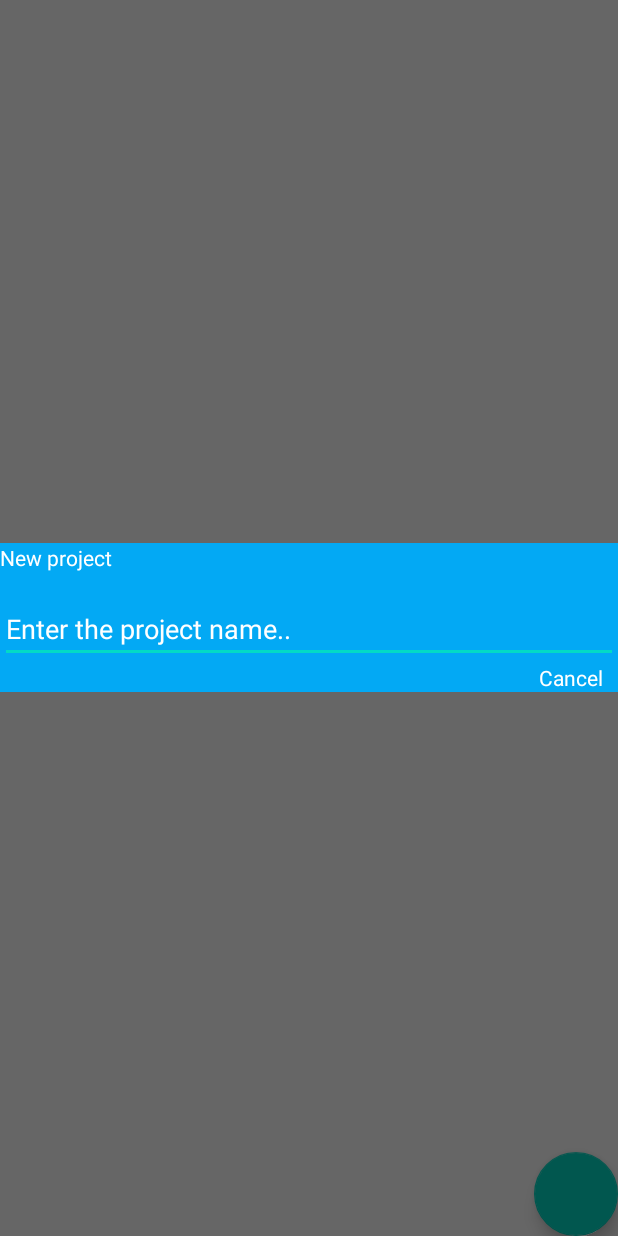
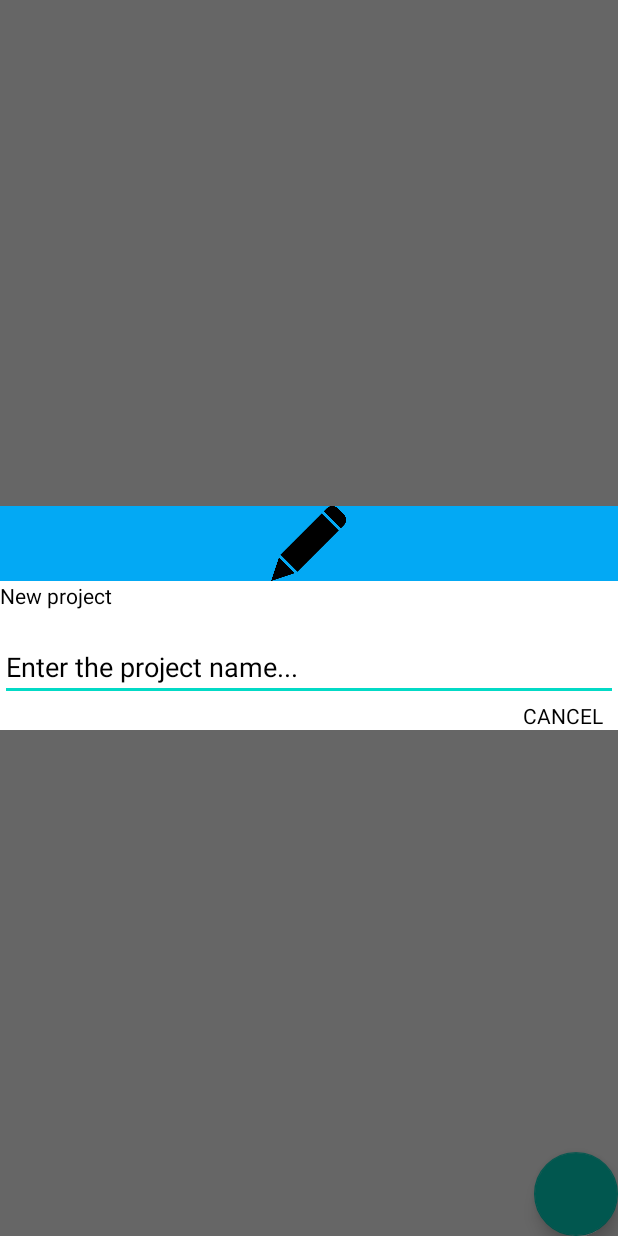
Before and after one commit to BaDaoSuotDoi/quiz, an Android app: the fragment ProjectDialog placed in its activity, on a phone screen of 412 x 824 dp. Run offline under Robolectric (Android 15) with nearby library versions, the phone set to English and light mode, and no system bars; our stand-ins replace ButterKnife, Firebase (no records; nobody signed in at launch, a user with empty details on screens opened directly), FlexboxLayout.

Commit message:
feat: base dialog

```diff
--- /dev/null
+++ b/app/src/main/java/com/badao/quiz/base/dialog/BaseEditForm.java
@@ -0,0 +1,118 @@
+package com.badao.quiz.base.dialog;
+
+import android.content.DialogInterface;
+import android.text.Editable;
+import android.text.TextWatcher;
+import android.util.Log;
+import android.view.View;
+import android.view.ViewGroup;
+import android.widget.EditText;
+import android.widget.TextView;
+
+import com.badao.quiz.R;
+
+import butterknife.BindView;
+
+public abstract class BaseEditForm  extends BaseDialog{
+    @BindView(R.id.tvTitle)
+    TextView tvTitle;
+    @BindView(R.id.edContent)
+    EditText edContent;
+    @BindView(R.id.tvCancel)
+    TextView tvCancel;
+    @BindView(R.id.tvApply)
+    TextView tvApply;
+
+    private String title;
+    private String content;
+    private String hint;
+    private String labelApply;
+
+    @Override
+    public void onStart() {
+        super.onStart();
+        initView();
+        edContent.requestFocus();
+        getViewModel().setStatusShowKey(true);
+        tvCancel.setOnClickListener(new View.OnClickListener() {
+            @Override
+            public void onClick(View view) {
+                onClickCancel();
+                dismiss();
+                getViewModel().setStatusShowKey(false);
+            }
+        });
+
+        tvApply.setOnClickListener(new View.OnClickListener() {
+            @Override
+            public void onClick(View view) {
+                onClickApply(edContent.getText().toString());
+                edContent.setText("");
+                dismiss();
+            }
+        });
+
+        edContent.addTextChangedListener(new TextWatcher() {
+            @Override
+            public void beforeTextChanged(CharSequence charSequence, int i, int i1, int i2) {
+
+            }
+
+            @Override
+            public void onTextChanged(CharSequence charSequence, int i, int i1, int i2) {
+                ViewGroup.LayoutParams layoutParams =  tvApply.getLayoutParams();
+                if(!content.equals(charSequence.toString())){
+                    layoutParams.width = ViewGroup.LayoutParams.WRAP_CONTENT;
+                    layoutParams.height = ViewGroup.LayoutParams.WRAP_CONTENT;
+                    tvApply.setLayoutParams(layoutParams);
+                }else{
+                    layoutParams.width = 0;
+                    layoutParams.height = 0;
+                    tvApply.setLayoutParams(layoutParams);
+                }
+            }
+
+            @Override
+            public void afterTextChanged(Editable editable) {
+
+            }
+        });
+    }
+
+    @Override
+    public void onDismiss(DialogInterface dialog) {
+        super.onDismiss(dialog);
+        getViewModel().setStatusShowKey(false);
+    }
+
+    public void initView(){
+        tvTitle.setText(title == null ? "Title": title);
+        edContent.setText(content == null ? "": content);
+        edContent.setHint(hint == null ? "Enter here..": hint);
+        tvApply.setText(labelApply == null ? "APPLY": labelApply);
+    }
+    public abstract void onClickCancel();
+    public abstract void onClickApply(String content);
+
+    public void setTitle(String title){
+        this.title =title;
+    }
+
+    public void setHint(String hint){
+        this.hint = hint;
+    }
+
+    public void setContent(String content){
+        this.content = content;
+    }
+
+    public void setLabelApply(String label){
+        this.labelApply = label;
+    }
+    @Override
+    protected int getDialogLayout() {
+        return R.layout.item_edit_form;
+    }
+
+
+}
--- a/app/src/main/java/com/badao/quiz/constants/AppConstants.java
+++ b/app/src/main/java/com/badao/quiz/constants/AppConstants.java
@@ -4,6 +4,5 @@ public class AppConstants {
     public static final String EXTRAS_REFRESH_BUNDLE = "extrasRefreshBundle";
     public static  final String PROJECT_ID = "projectId";
     public  static final int PROJECT_ADD = 1;
-    public  static final int PROJECT_EDIT = 2;
 
 }
--- a/app/src/main/java/com/badao/quiz/db/SQLiteHelper.java
+++ b/app/src/main/java/com/badao/quiz/db/SQLiteHelper.java
@@ -14,7 +14,7 @@ public class SQLiteHelper extends SQLiteOpenHelper {
         super(context, DATABASE_NAME, null, DATABASE_VERSION );
     }
     protected SQLiteDatabase sqlRead = getReadableDatabase();
-    protected SQLiteDatabase sqlWrite = getReadableDatabase();
+    protected SQLiteDatabase sqlWrite = getWritableDatabase();
 
     @Override
     public void onCreate(SQLiteDatabase sqLiteDatabase) {
--- a/app/src/main/java/com/badao/quiz/dialog/ProjectDialog.java
+++ b/app/src/main/java/com/badao/quiz/dialog/ProjectDialog.java
@@ -13,6 +13,7 @@ import android.widget.TextView;
 
 import com.badao.quiz.R;
 import com.badao.quiz.base.dialog.BaseDialog;
+import com.badao.quiz.base.dialog.BaseEditForm;
 import com.badao.quiz.constants.AppConstants;
 import com.badao.quiz.db.ProjectDB;
 import com.badao.quiz.function.main.model.MainActivityVM;
@@ -22,78 +23,29 @@ import com.badao.quiz.model.Project;
 import butterknife.BindView;
 import butterknife.OnClick;
 
-public class ProjectDialog extends BaseDialog {
-    @BindView(R.id.edName)
-    EditText edName;
+public class ProjectDialog extends BaseEditForm {
 
-    @BindView(R.id.tvCreate)
-    TextView tvCreate;
+    public ProjectDialog() {
+        setTitle("New project");
+        setContent("");
+        setHint("Enter the project name...");
+        setLabelApply("CREATE");
+    }
 
-    @OnClick({R.id.tvCancel, R.id.tvCreate})
-    protected void OnClick(View view) {
-        switch (view.getId()){
-            case  R.id.tvCancel:
-                dismiss();
-                getViewModel().setStatusShowKey(false);
-                break;
-            case R.id.tvCreate:
-                Project project = new Project(edName.getText().toString());
-                Log.e("Project", project.toString());
-                ProjectDB.getInstance(getContext()).create(project);
-                getViewModel().setProjectStatus(new MainActivityVM.Payload(
-                        AppConstants.PROJECT_ADD,
-                        project
-                ));
-                dismiss();
-        }
+
+
+    @Override
+    public void onClickCancel() {
     }
 
     @Override
-    public void onStart() {
-        super.onStart();
-        edName.requestFocus();
-        validCreate(edName.getText().toString());
-        getViewModel().setStatusShowKey(true);
-        edName.addTextChangedListener(new TextWatcher() {
-            @Override
-            public void beforeTextChanged(CharSequence charSequence, int i, int i1, int i2) {
-
-            }
-
-            @Override
-            public void onTextChanged(CharSequence charSequence, int i, int i1, int i2) {
-                validCreate(charSequence.toString());
-            }
-
-            @Override
-            public void afterTextChanged(Editable editable) {
-
-            }
-        });
+    public void onClickApply(String content) {
+        Project project = new Project(content);
+        Log.e("Project", project.toString());
+        ProjectDB.getInstance(getContext()).create(project);
+        getViewModel().setProjectStatus(new MainActivityVM.Payload(
+                AppConstants.PROJECT_ADD,
+                project
+        ));
     }
-
-
-    @Override
-    public void onDismiss(DialogInterface dialog) {
-        super.onDismiss(dialog);
-        getViewModel().setStatusShowKey(false);
-    }
-
-    public void validCreate(String name){
-        ViewGroup.LayoutParams layoutParams =  tvCreate.getLayoutParams();
-        if(name.length() > 0){
-            layoutParams.width = ViewGroup.LayoutParams.WRAP_CONTENT;
-            layoutParams.height = ViewGroup.LayoutParams.WRAP_CONTENT;
-            tvCreate.setLayoutParams(layoutParams);
-        }else{
-            layoutParams.width = 0;
-            layoutParams.height = 0;
-            tvCreate.setLayoutParams(layoutParams);
-        }
-    }
-    @Override
-    protected int getDialogLayout() {
-        return R.layout.dialog_project;
-    }
-
 }
--- a/app/src/main/java/com/badao/quiz/function/project_detail/presenter/ProjectDetailContract.java
+++ b/app/src/main/java/com/badao/quiz/function/project_detail/presenter/ProjectDetailContract.java
@@ -5,7 +5,7 @@ import com.badao.quiz.model.Project;
 
 public class ProjectDetailContract {
     public interface View extends BaseContract.View {
-
+          void updateName();
           void updateRandomMode();
           void updateTotalQuestion();
           void updateQuestionPerSession();
--- a/app/src/main/res/layout/dialog_project.xml
+++ /dev/null
@@ -1,49 +0,0 @@
-<?xml version="1.0" encoding="utf-8"?>
-<RelativeLayout xmlns:android="http://schemas.android.com/apk/res/android"
-    android:layout_width="match_parent"
-    android:layout_height="match_parent"
-    android:layout_margin="20dp"
-    android:background="@color/primary"
-    >
-    <TextView
-        android:id="@+id/tvProjectName"
-        android:layout_width="match_parent"
-        android:layout_height="wrap_content"
-        android:text="New project"
-        android:textColor="@color/white"
-        />
-
-    <EditText
-        android:id="@+id/edName"
-        android:layout_below="@+id/tvProjectName"
-        android:layout_marginTop="15dp"
-        android:layout_width="match_parent"
-        android:layout_height="wrap_content"
-        android:hint="Enter the project name.."
-        android:textColorHint="@color/white"
-        android:textColor="@color/white"
-        />
-    <LinearLayout
-        android:layout_width="match_parent"
-        android:layout_height="wrap_content"
-        android:layout_below="@+id/edName"
-        android:gravity="right"
-        >
-        <TextView
-            android:id="@+id/tvCancel"
-            android:layout_width="wrap_content"
-            android:layout_height="wrap_content"
-            android:text="Cancel"
-            android:textColor="@color/white"
-            />
-
-        <TextView
-            android:layout_marginStart="10dp"
-            android:id="@+id/tvCreate"
-            android:layout_width="0dp"
-            android:layout_height="0dp"
-            android:text="Create"
-            android:textColor="@color/white"
-            />
-    </LinearLayout>
-</RelativeLayout>
--- /dev/null
+++ b/app/src/main/res/layout/item_edit_form.xml
@@ -0,0 +1,67 @@
+<?xml version="1.0" encoding="utf-8"?>
+<RelativeLayout xmlns:android="http://schemas.android.com/apk/res/android"
+    android:layout_width="match_parent"
+    android:layout_height="match_parent"
+    android:background="@color/white"
+    >
+    <LinearLayout
+        android:layout_width="match_parent"
+        android:layout_height="wrap_content"
+        android:gravity="center"
+        android:id="@+id/llLabel"
+        android:background="@color/primary"
+        >
+        <ImageView
+            android:layout_width="50dp"
+            android:layout_height="50dp"
+            android:src="@drawable/pen"
+            />
+    </LinearLayout>
+
+    <LinearLayout
+        android:id="@+id/llTitle"
+        android:layout_below="@+id/llLabel"
+        android:layout_width="match_parent"
+        android:layout_height="wrap_content"
+        >
+        <TextView
+            android:id="@+id/tvTitle"
+            android:layout_width="wrap_content"
+            android:layout_height="wrap_content"
+            android:text="Title"
+            android:textColor="@color/black"
+            />
+    </LinearLayout>
+    <EditText
+        android:layout_marginTop="15dp"
+        android:layout_below="@+id/llTitle"
+        android:layout_width="match_parent"
+        android:layout_height="wrap_content"
+        android:id="@+id/edContent"
+        android:hint="Enter here..."
+        android:textColorHint="@color/black"
+        android:textColor="@color/black"
+        />
+    <LinearLayout
+        android:layout_width="match_parent"
+        android:layout_height="wrap_content"
+        android:layout_below="@+id/edContent"
+        android:gravity="right"
+        >
+        <TextView
+            android:id="@+id/tvCancel"
+            android:layout_width="wrap_content"
+            android:layout_height="wrap_content"
+            android:text="CANCEL"
+            android:textColor="@color/black"
+            />
+        <TextView
+            android:layout_marginStart="10dp"
+            android:id="@+id/tvApply"
+            android:layout_width="0dp"
+            android:layout_height="0dp"
+            android:text="APPLY"
+            android:textColor="@color/black"
+            />
+    </LinearLayout>
+</RelativeLayout>
--- a/app/src/main/res/values/colors.xml
+++ b/app/src/main/res/values/colors.xml
@@ -2,4 +2,5 @@
 <resources>
     <color name="primary">#03A9F4</color>
     <color name="white">#FFFF</color>
+    <color name="black">#000</color>
 </resources>
```
Also changed, not shown: app/src/main/java/com/badao/quiz/component/ProjectItemCpn.java (+7 -2 lines), app/src/main/java/com/badao/quiz/db/ProjectDB.java (+7 -0 lines), app/src/main/java/com/badao/quiz/dialog/ProjectNameDialog.java (added, +23 -0 lines), app/src/main/java/com/badao/quiz/function/home/view/HomeFragment.java (+6 -1 lines), app/src/main/java/com/badao/quiz/function/project_detail/view/ProjectDetailFragment.java (+16 -0 lines), app/src/main/res/layout/fragment_project_detail.xml (+13 -5 lines).
